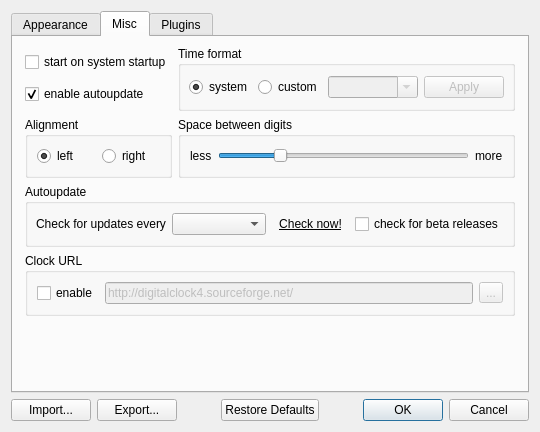
Above: digital_clock/gui/settings_dialog.ui from varp/digitalclock4 before the change. Below: the same form after it.
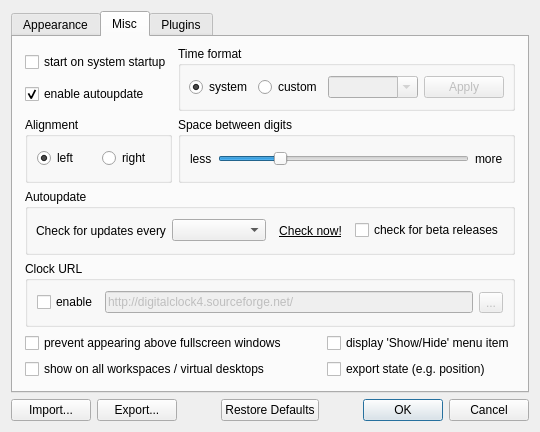
That is the form after the change. The open tabs and pages were chosen to show the change. Icons and pictures are not drawn. Custom widgets are drawn as their Qt base class.

Patch:
```diff
--- a/digital_clock/gui/settings_dialog.ui
+++ b/digital_clock/gui/settings_dialog.ui
@@ -6,8 +6,8 @@
    <rect>
     <x>0</x>
     <y>0</y>
-    <width>496</width>
-    <height>382</height>
+    <width>512</width>
+    <height>423</height>
    </rect>
   </property>
   <property name="windowTitle">
@@ -545,7 +545,7 @@
          </item>
         </layout>
        </item>
-       <item row="0" column="1">
+       <item row="0" column="1" colspan="2">
         <widget class="QGroupBox" name="time_format_group">
          <property name="title">
           <string>Time format</string>
@@ -680,7 +680,7 @@
          </layout>
         </widget>
        </item>
-       <item row="1" column="1">
+       <item row="1" column="1" colspan="2">
         <widget class="QGroupBox" name="space_group">
          <property name="title">
           <string>Space between digits</string>
@@ -722,7 +722,7 @@
          </layout>
         </widget>
        </item>
-       <item row="2" column="0" colspan="2">
+       <item row="2" column="0" colspan="3">
         <widget class="QGroupBox" name="autoupdate_group">
          <property name="title">
           <string>Autoupdate</string>
@@ -772,7 +772,7 @@
          </layout>
         </widget>
        </item>
-       <item row="3" column="0" colspan="2">
+       <item row="3" column="0" colspan="3">
         <widget class="QGroupBox" name="clock_url_group">
          <property name="toolTip">
           <string>If enabled, given URL will be opened with default web browser when you click on clock</string>
@@ -814,18 +814,33 @@
          </layout>
         </widget>
        </item>
-       <item row="4" column="1">
-        <spacer name="verticalSpacer">
-         <property name="orientation">
-          <enum>Qt::Vertical</enum>
+       <item row="4" column="0" colspan="2">
+        <widget class="QCheckBox" name="fullscreen_detect">
+         <property name="text">
+          <string>prevent appearing above fullscreen windows</string>
          </property>
-         <property name="sizeHint" stdset="0">
-          <size>
-           <width>20</width>
-           <height>40</height>
-          </size>
+        </widget>
+       </item>
+       <item row="4" column="2">
+        <widget class="QCheckBox" name="show_hide_enable">
+         <property name="text">
+          <string>display 'Show/Hide' menu item</string>
          </property>
-        </spacer>
+        </widget>
+       </item>
+       <item row="5" column="0" colspan="2">
+        <widget class="QCheckBox" name="all_workspaces">
+         <property name="text">
+          <string>show on all workspaces / virtual desktops</string>
+         </property>
+        </widget>
+       </item>
+       <item row="5" column="2">
+        <widget class="QCheckBox" name="export_state">
+         <property name="text">
+          <string>export state (e.g. position)</string>
+         </property>
+        </widget>
        </item>
       </layout>
      </widget>
```
